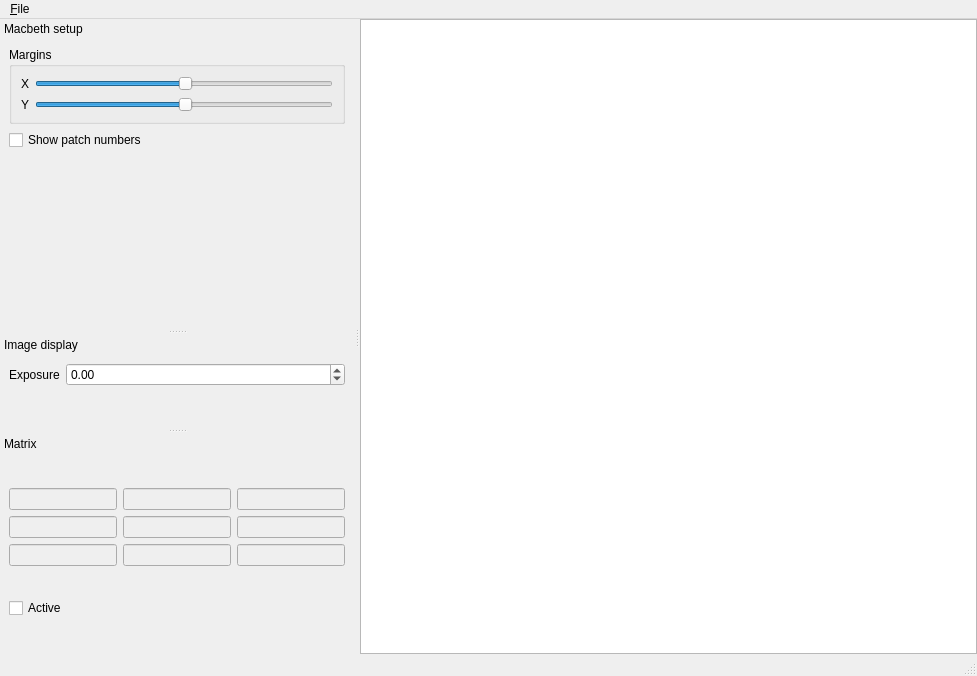
Old version of the form apps/gui/mainwindow.ui in the repository afichet/camera-calibration.
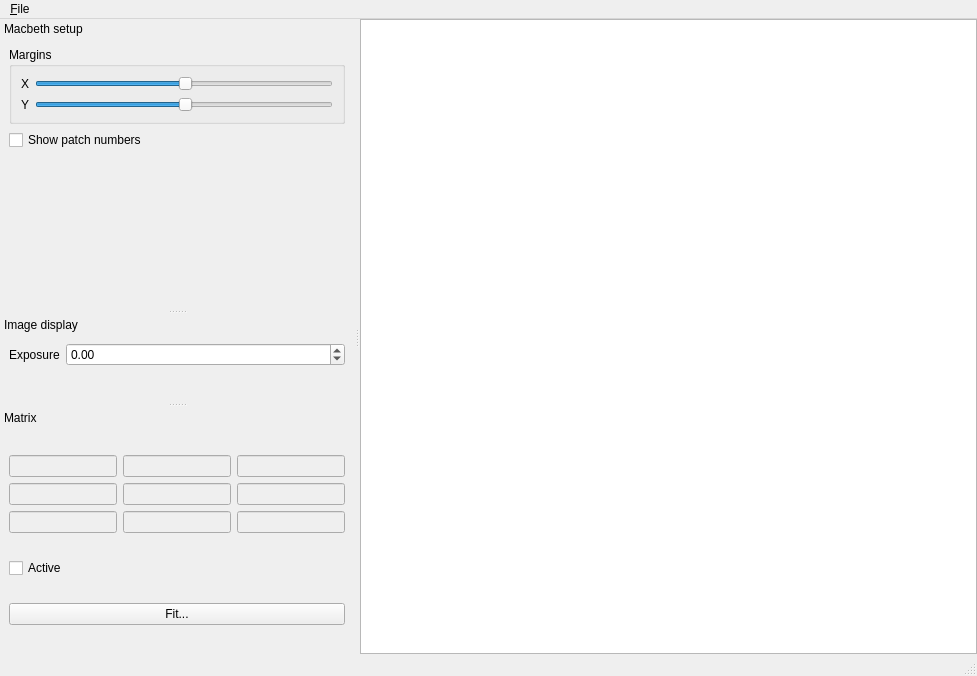
New version of the form. Custom widgets are drawn as their Qt base class.

Patch:
```diff
--- a/apps/gui/mainwindow.ui
+++ b/apps/gui/mainwindow.ui
@@ -249,6 +249,13 @@
        </property>
       </widget>
      </item>
+     <item>
+      <widget class="QPushButton" name="buttonFit">
+       <property name="text">
+        <string>Fit...</string>
+       </property>
+      </widget>
+     </item>
     </layout>
    </widget>
   </widget>
```
Left out of the diff: 50 changed lines with no effect on the pictures.
